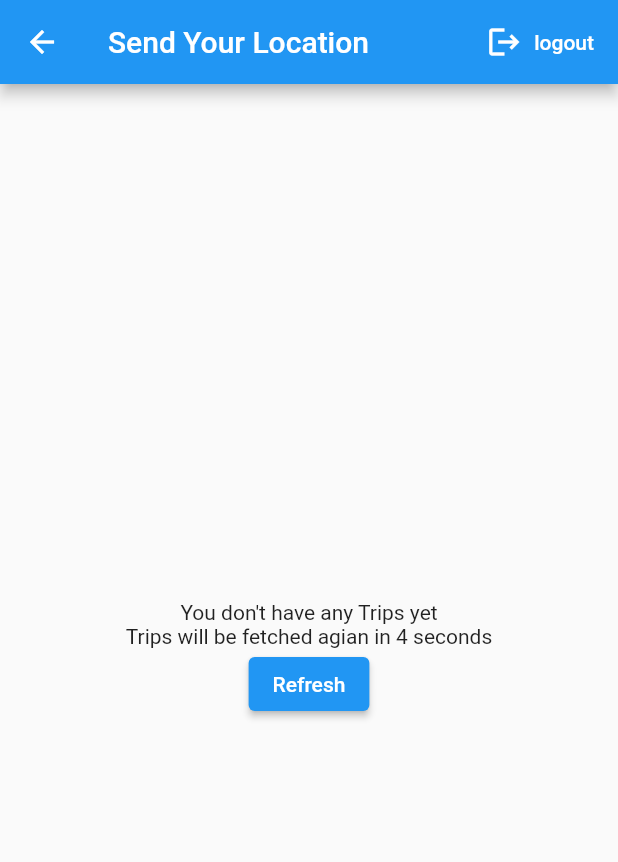
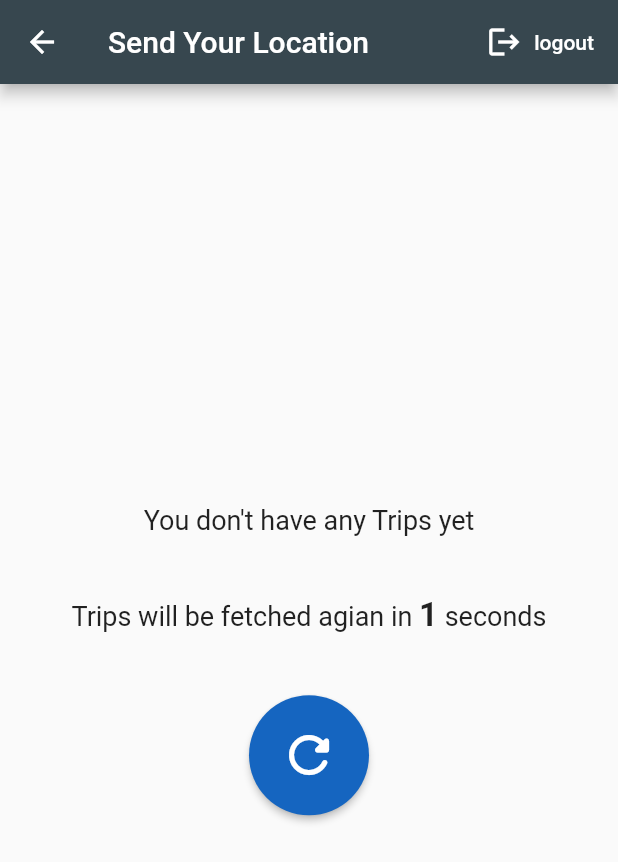
Before and after one commit to NWKRTC-Tracking/flutter, a Flutter app: the sendLocation screen opened directly, on a phone screen of 412 x 824 dp. Shown: the top 862 px of the screen. Run offline on Flutter 3.47's test engine with Material 2 defaults, Android fonts, the phone set to English and light mode, and no system bars; our stand-ins replace flutter_map, flutter_secure_storage, flutter_spinkit, fluttertoast, latlong2 and 2 more; missing offline and left inert: dart:ffi, fl_location, flutter_foreground_task, flutter_map_marker_cluster; accounts and stored records are empty; network calls fail.

Commit message:
changed the style of fetch trips page

```diff
--- a/bus_tracking/lib/pages/sendLocation.dart
+++ b/bus_tracking/lib/pages/sendLocation.dart
@@ -3,6 +3,7 @@ import 'dart:convert';
 import 'dart:isolate';
 
 import 'package:bus_tracking/main.dart';
+import 'package:bus_tracking/models/spinner.dart';
 import 'package:fl_location/fl_location.dart';
 import 'package:flutter/material.dart';
 // import 'package:flutter/src/foundation/key.dart';
@@ -187,7 +188,7 @@ class _sendLocationState extends State<sendLocation> {
 
   double lat = 0, long = 0;
   int? lastSentTime, departureTime;
-  bool isTripStarted = false, isTripThere = false;
+  bool isTripStarted = false, isTripThere = false, isFetching = false;
   String? token, phoneNo, jwt, busNo;
   Timer? timer;
   ReceivePort? _receivePort;
@@ -293,8 +294,8 @@ class _sendLocationState extends State<sendLocation> {
   }
 
 
-  int FetchFrequency = 5;
-  int fetchTripsIn = 5;
+  int FetchFrequency = 20;
+  int fetchTripsIn = 2;
 
   void decrementfetchTripsIn(){
     setState(() {
@@ -340,6 +341,9 @@ class _sendLocationState extends State<sendLocation> {
       timer?.cancel();
 
     }
+    setState(() {
+      isFetching = false;
+    });
 
   }
 
@@ -347,6 +351,9 @@ class _sendLocationState extends State<sendLocation> {
     print(fetchTripsIn);
     decrementfetchTripsIn();
     if(fetchTripsIn==0){
+        setState(() {
+          isFetching = true;
+        });
         // after the given freq get the trips.
         getTrips();
         resetTime();
@@ -513,8 +520,9 @@ class _sendLocationState extends State<sendLocation> {
   }
 
   Widget buildFetchTrips(){
-    return Scaffold(
-      appBar: AppBar(title: Text("Send Your Location"),
+    return isFetching? CustomSpinner :Scaffold(
+      appBar: AppBar(
+      title: Text("Send Your Location"),
       actions: [
                 FlatButton.icon(onPressed: (){
                   storage.deleteAll();
@@ -524,6 +532,7 @@ class _sendLocationState extends State<sendLocation> {
                 ),
                 label: Text('logout',style: TextStyle(color: Colors.white),))
             ],
+      backgroundColor: Colors.blueGrey[800],
 
       ),
       body: Column(
@@ -532,16 +541,40 @@ class _sendLocationState extends State<sendLocation> {
         children: [
          Center(
            child: Text(
-            "You don't have any Trips yet"
+            "You don't have any Trips yet",
+             style: TextStyle(fontSize: 18),
           ),
          ),
-        Text("Trips will be fetched agian in $fetchTripsIn seconds"),
+         SizedBox(height: 40,),
+         Row(
+          mainAxisAlignment: MainAxisAlignment.center,
+          children: [
+          Text("Trips will be fetched agian in " , style: TextStyle(fontSize: 18), ),
+          Text("$fetchTripsIn", style: TextStyle(fontSize: 22, fontWeight: FontWeight.bold),),
+          Text(" seconds",  style: TextStyle(fontSize: 18), ),
+          ],
+         ),
+         SizedBox(height: 40,),
         ElevatedButton(onPressed: (){
           setState(() {
             fetchTripsIn = FetchFrequency;
+            isFetching = true;
           });
           getTrips();
-        }, child: Text("Refresh"))
+        },
+        child: Icon(
+
+          Icons.refresh_rounded,
+          size: 40,
+        ),
+        style: ElevatedButton.styleFrom(
+          primary: Colors.blue[800],
+          shape: CircleBorder(),
+          padding: EdgeInsets.all(20),
+
+        ),
+        ) ,
+
       ]),
     );
   }
@@ -562,6 +595,7 @@ class _sendLocationState extends State<sendLocation> {
             title: Text('NWKRTC'),
             actions: [
                 FlatButton.icon(onPressed: (){
+                  _stopForegroundTask();
                   storage.deleteAll();
                   Navigator.pushReplacementNamed(context, '/');
                 },
@@ -620,31 +654,12 @@ class _sendLocationState extends State<sendLocation> {
               ],
               rows: [
                 datarow("Bus No", busNo.toString()),
-                datarow("Departure Date", departureTime == null ? "0": formatDate(departureTime!) ),
-                datarow("Departure Time",departureTime == null ? "0" :formatTime(departureTime!)),
-                datarow( "Last sent time" ,lastSentTime == null? "0" :formatTime(lastSentTime!)),
-
-
+                datarow("Departure Date", departureTime == null ? "-": formatDate(departureTime!) ),
+                datarow("Departure Time",departureTime == null ? "-" :formatTime(departureTime!)),
+                datarow( "Last sent time" ,lastSentTime == null? "-" :formatTime(lastSentTime!)),
               ],
             ),
           ])  ,
-              // child: Column(
-              //   crossAxisAlignment: CrossAxisAlignment.center,
-              //   mainAxisAlignment: MainAxisAlignment.center,
-              //   children: [
-              //     SizedBox(height: 20,),
-              //     SizedBox(height: 20,),
-              //     TableRow( label: "Latitude" ,value: lat.toString()),
-              //     SizedBox(height: 20,),
-              //     TableRow( label: "Latitude" ,value: long.toString()),
-              //     SizedBox(height: 20,),
-              //     TableRow( label: "Last sent time" ,value: lastSentTime == null? "0" :formatTime(lastSentTime!)),
-              //     SizedBox(height: 20,),
-              //     TableRow(label: "Bus No", value: busNo.toString()),
-              //     SizedBox(height: 20,),
-              //     TableRow(label: "Departure Time", value: departureTime == null ? "0" :formatTime(departureTime!)),
-              //   ],
-              // ),
             )
 
 
```
